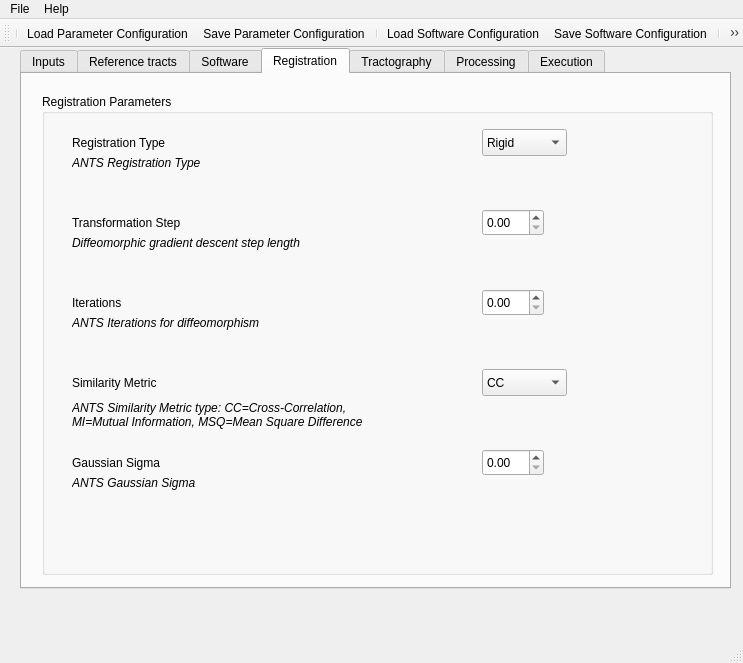
The window that AutoTract.ui (wendyuu/AutoTract) describes before a commit, drawn with Qt 5.
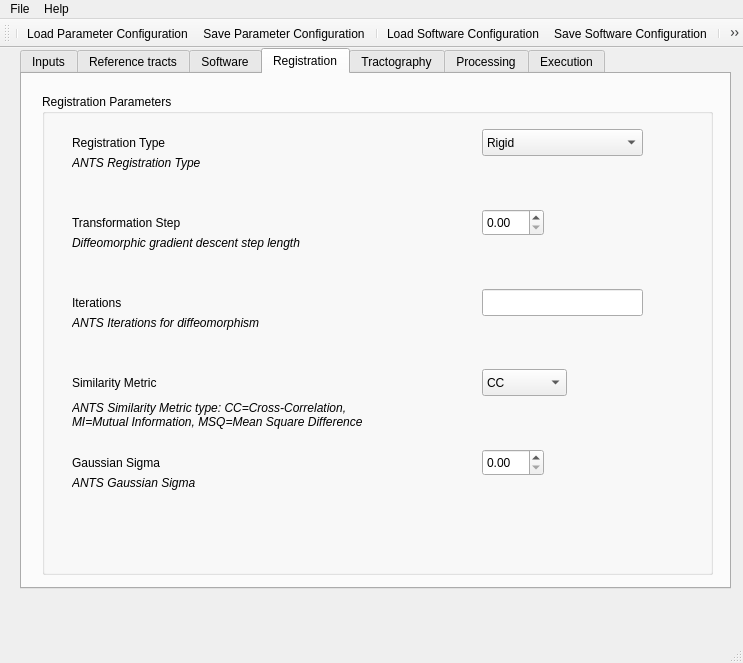
The same window after the commit. The open tabs and pages were chosen to show the change. Icons and pictures are not drawn.

The edit to the form file:
```diff
--- a/AutoTract.ui
+++ b/AutoTract.ui
@@ -844,7 +844,7 @@
          <rect>
           <x>440</x>
           <y>35</y>
-          <width>85</width>
+          <width>161</width>
           <height>27</height>
          </rect>
         </property>
@@ -904,16 +904,6 @@
          </rect>
         </property>
        </widget>
-       <widget class="QDoubleSpinBox" name="para_iterations_spinBox">
-        <property name="geometry">
-         <rect>
-          <x>440</x>
-          <y>195</y>
-          <width>62</width>
-          <height>27</height>
-         </rect>
-        </property>
-       </widget>
        <widget class="QDoubleSpinBox" name="para_gaussian_sigma_spinBox">
         <property name="geometry">
          <rect>
@@ -1015,6 +1005,16 @@
          <string>ANTS Gaussian Sigma</string>
         </property>
        </widget>
+       <widget class="QLineEdit" name="para_iterations_lineEdit">
+        <property name="geometry">
+         <rect>
+          <x>440</x>
+          <y>195</y>
+          <width>161</width>
+          <height>27</height>
+         </rect>
+        </property>
+       </widget>
       </widget>
      </widget>
     </widget>
```
Left out of the diff: 33 changed lines with no effect on the pictures.
